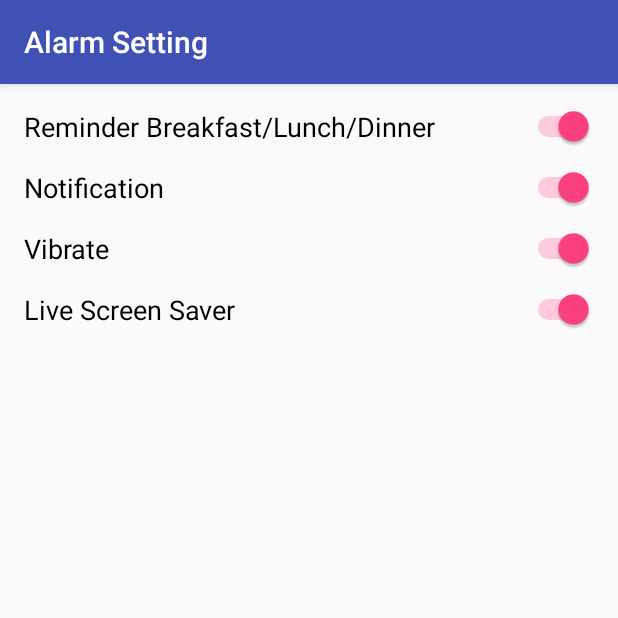
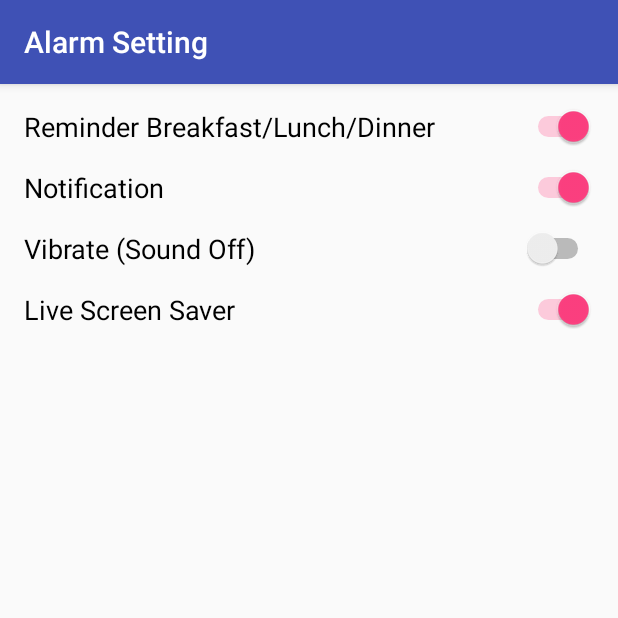
Before and after one commit to mzennis/uts-android, an Android app: the AlarmSettingActivity screen opened directly, with no data from a screen before it, on a phone screen of 412 x 824 dp, the top half of it. Run offline under Robolectric (Android 15) with nearby library versions, the phone set to English and light mode, and no system bars.

Commit message:
add dummy content

```diff
--- a/app/src/main/res/layout/activity_alarm.xml
+++ b/app/src/main/res/layout/activity_alarm.xml
@@ -26,8 +26,8 @@
     <Switch
         android:padding="8dp"
         android:id="@+id/switch_c"
-        android:text="Vibrate"
-        android:checked="true"
+        android:text="Vibrate (Sound Off)"
+        android:checked="false"
         android:textSize="18sp"
         android:layout_width="match_parent"
         android:layout_height="wrap_content"/>
```
